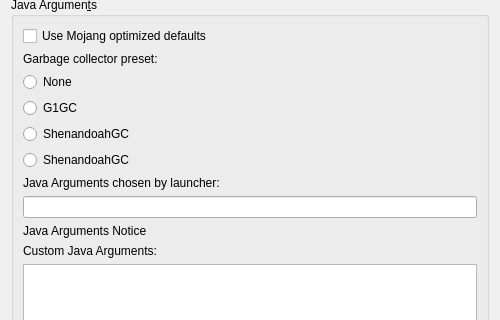
Old version of the form launcher/ui/widgets/JavaSettingsWidget.ui in the repository devTeam-GC/GC-Launcher; both pictures show x 0 to 500 and y 449 to 769 of the 500 by 1000 pixel window.
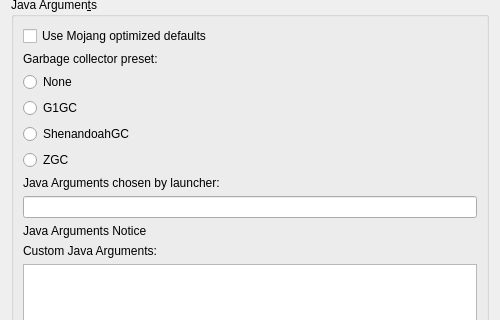
New version of the form.

Commit message: Fix btn name

What changed in the file:
```diff
--- a/launcher/ui/widgets/JavaSettingsWidget.ui
+++ b/launcher/ui/widgets/JavaSettingsWidget.ui
@@ -416,9 +416,9 @@
        </widget>
       </item>
       <item row="5" column="1">
-       <widget class="QRadioButton" name="ShenandoahGCPresetRadioButton">
+       <widget class="QRadioButton" name="zgcPresetRadioButton">
         <property name="text">
-         <string>ShenandoahGC</string>
+         <string>ZGC</string>
         </property>
        </widget>
       </item>
```
